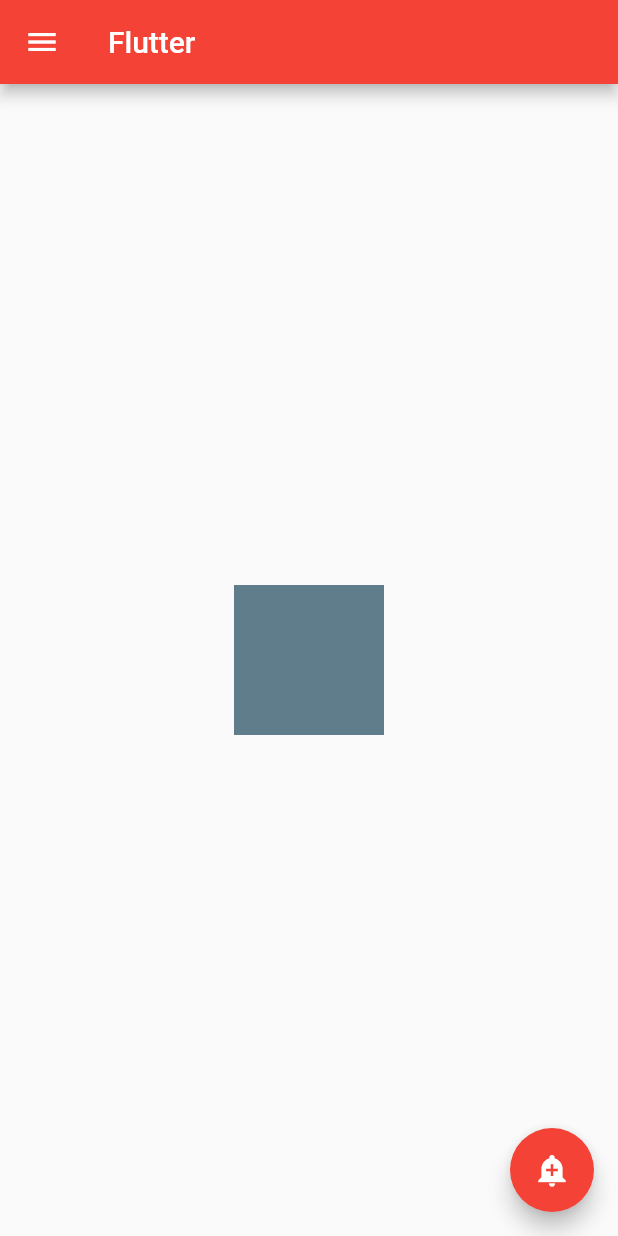
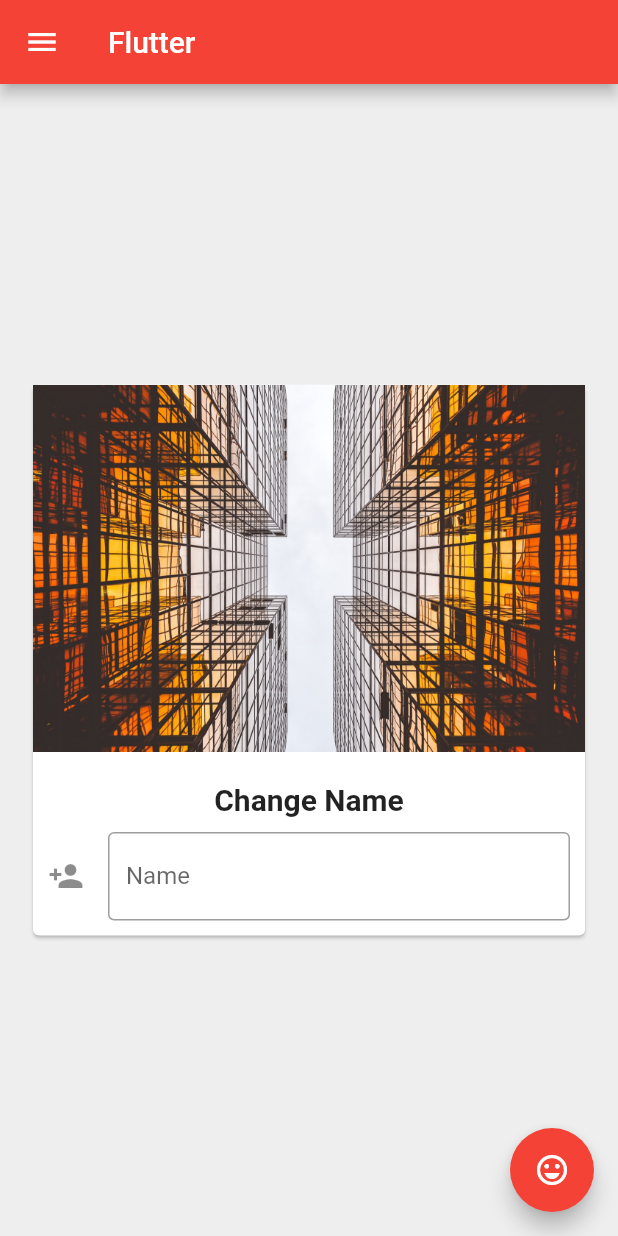
Before and after one commit to PrathameshChari04/flutter_app, a Flutter app: the screen it shows after launch, on a phone screen of 412 x 824 dp. Run offline on Flutter 3.47's test engine with Material 2 defaults, Android fonts, the phone set to English and light mode, and no system bars.

Commit message:
texteditcontroller commit

```diff
--- a/lib/main.dart
+++ b/lib/main.dart
@@ -9,16 +9,56 @@ void main() {
   ));
 }
 
-class HomePage extends StatelessWidget {
+class HomePage extends StatefulWidget {
+
+  @override
+  _HomePageState createState() => _HomePageState();
+}
+
+class _HomePageState extends State<HomePage> {
+
+  var myText = "Change Name";
+  TextEditingController _nameController = TextEditingController();
   @override
   Widget build(BuildContext context) {
     return Scaffold(
-      appBar: AppBar(title: Text("Flutter")),
+      backgroundColor: Colors.grey[200],
+      appBar: AppBar(
+        title: Text("Flutter"),
+      ),
       body: Center(
-        child: Container(
-          height: 100,
-          width: 100,
-          color: Colors.blueGrey,
+        child: Padding(
+          padding: const EdgeInsets.all(18.0),
+          child: SingleChildScrollView(
+            child: Card(
+              child: Column(
+                children: <Widget>[
+                  Image.asset(
+                    "assets/abc.jpg",
+                  ),
+                  SizedBox(
+                    height: 20,
+                  ),
+                  Text(
+                    myText,
+                    style: TextStyle(fontWeight: FontWeight.bold, fontSize: 20),
+                  ),
+                  Padding(
+                    padding: const EdgeInsets.all(10.0),
+                    child: TextField(
+                      controller: _nameController,
+                      decoration: InputDecoration(
+                        border: OutlineInputBorder(),
+                        hintText: "Enter your name",
+                        labelText: "Name",
+                        icon: Icon(Icons.person_add),
+                      ),
+                    ),
+                  ),
+                ],
+              ),
+            ),
+          ),
         ),
       ),
       drawer: Drawer(
@@ -30,8 +70,7 @@ class HomePage extends StatelessWidget {
               accountName: Text("Flutter"),
               currentAccountPicture: CircleAvatar(
                 backgroundImage: NetworkImage(
-                  "https://upload.wikimedia.org/wikipedia/en/thumb/c/cb/Robert_Downey_Jr._as_Iron_Man_in_Avengers_Infinity_War.jpg/220px-Robert_Downey_Jr._as_Iron_Man_in_Avengers_Infinity_War.jpg"
-                ),
+                    "https://upload.wikimedia.org/wikipedia/en/thumb/c/cb/Robert_Downey_Jr._as_Iron_Man_in_Avengers_Infinity_War.jpg/220px-Robert_Downey_Jr._as_Iron_Man_in_Avengers_Infinity_War.jpg"),
               ),
             ),
             ListTile(
@@ -50,8 +89,11 @@ class HomePage extends StatelessWidget {
         ),
       ),
       floatingActionButton: FloatingActionButton(
-        onPressed: () {},
-        child: Icon(Icons.add_alert),
+        onPressed: () {
+          myText = _nameController.text;
+          setState(() {});
+        },
+        child: Icon(Icons.sentiment_very_satisfied),
       ),
     );
   }
--- a/pubspec.yaml
+++ b/pubspec.yaml
@@ -45,8 +45,8 @@ flutter:
   uses-material-design: true
 
   # To add assets to your application, add an assets section, like this:
-  # assets:
-  #   - images/a_dot_burr.jpeg
+  assets:
+    - assets/
   #   - images/a_dot_ham.jpeg
 
   # An image asset can refer to one or more resolution-specific "variants", see
```
Also changed, not shown: assets/abc.jpg (added), 1 other file.
